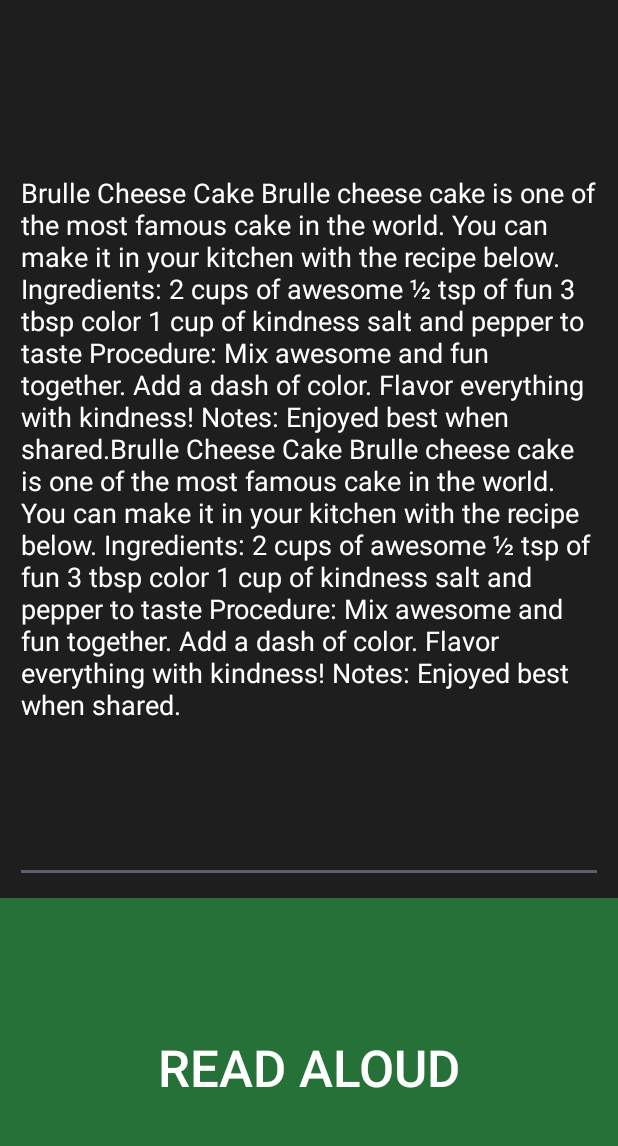
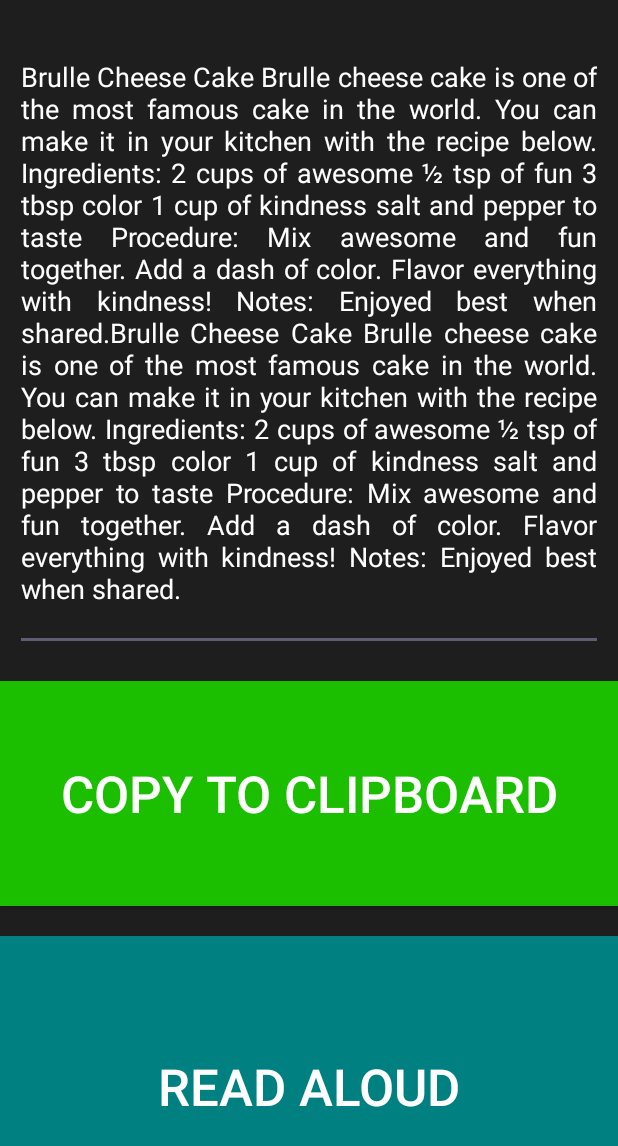
Before and after one commit to Zakerous76/PicToSpeech, an Android app: the ResultActivity screen opened directly, with no data from a screen before it, on a phone screen of 412 x 824 dp. Shown: the top 1146 px of the screen. Run offline under Robolectric (Android 15) with nearby library versions, the phone set to English and light mode, and no system bars.

Commit message:
Added a copy_to_clipboard button

```diff
--- a/app/src/main/java/com/example/pictospeech/ResultActivity.java
+++ b/app/src/main/java/com/example/pictospeech/ResultActivity.java
@@ -11,7 +11,7 @@ import androidx.appcompat.widget.AppCompatButton;
 public class ResultActivity extends AppCompatActivity {
 
     EditText resultEditText;
-    AppCompatButton readAloudBtn;
+    AppCompatButton readAloudBtn, copyToClipboardBtn;
     @Override
     protected void onCreate(Bundle savedInstanceState) {
 
@@ -19,9 +19,17 @@ public class ResultActivity extends AppCompatActivity {
         setContentView(R.layout.result);
 
         resultEditText  = findViewById(R.id.resultEditText);
+        copyToClipboardBtn = findViewById(R.id.copy_to_clipboard_btn);
         readAloudBtn = findViewById(R.id.read_aloud_btn);
 
-        // TODO: implement read_aloud button
+        // TODO: implement copy_to_clipboard and read_aloud buttons
+        copyToClipboardBtn.setOnClickListener(new View.OnClickListener() {
+            @Override
+            public void onClick(View v) {
+
+            }
+        });
+
         readAloudBtn.setOnClickListener(new View.OnClickListener() {
             @Override
             public void onClick(View v) {
--- a/app/src/main/res/layout/result.xml
+++ b/app/src/main/res/layout/result.xml
@@ -8,11 +8,51 @@
     tools:context=".MainActivity">
 
 
+    <EditText
+        android:id="@+id/resultEditText"
+        style="@android:style/Widget.DeviceDefault.Light.EditText"
+        android:layout_width="0dp"
+        android:layout_height="0dp"
+
+        android:layout_marginStart="10dp"
+        android:layout_marginTop="10dp"
+        android:layout_marginEnd="10dp"
+        android:layout_marginBottom="20dp"
+        android:ems="10"
+        android:importantForAutofill="no"
+        android:inputType="textMultiLine"
+        android:justificationMode="inter_word"
+        android:singleLine="false"
+        android:text="@string/sample_result_text"
+        android:textColor="@color/white"
+        app:layout_constraintBottom_toTopOf="@+id/copy_to_clipboard_btn"
+        app:layout_constraintEnd_toEndOf="parent"
+        app:layout_constraintHorizontal_bias="0"
+        app:layout_constraintStart_toStartOf="parent"
+        app:layout_constraintTop_toTopOf="parent"
+        app:layout_constraintVertical_bias="0.0"
+        tools:ignore="LabelFor" />
+
+    <androidx.appcompat.widget.AppCompatButton
+        android:id="@+id/copy_to_clipboard_btn"
+        android:layout_width="match_parent"
+        android:layout_height="150dp"
+        android:layout_marginBottom="20dp"
+        android:background="@color/color_green_light"
+        android:text="@string/copy_to_clipboard"
+        android:textColor="@color/white"
+        android:textSize="34sp"
+        app:layout_constraintBottom_toTopOf="@+id/read_aloud_btn"
+        app:layout_constraintEnd_toEndOf="@id/read_aloud_btn"
+        app:layout_constraintHorizontal_bias="1.0"
+        app:layout_constraintStart_toStartOf="parent"
+        tools:ignore="VisualLintBounds,VisualLintButtonSize" />
+
     <androidx.appcompat.widget.AppCompatButton
         android:id="@+id/read_aloud_btn"
         android:layout_width="match_parent"
-        android:layout_height="225dp"
-        android:background="@color/color_green"
+        android:layout_height="200dp"
+        android:background="@color/button_color1"
         android:text="@string/read_aloud"
         android:textColor="@color/white"
         android:textSize="34sp"
@@ -22,29 +62,6 @@
         app:layout_constraintStart_toStartOf="parent"
         tools:ignore="VisualLintBounds,VisualLintButtonSize" />
 
-    <EditText
-        android:id="@+id/resultEditText"
-        style="@android:style/Widget.DeviceDefault.Light.EditText"
-        android:layout_width="0dp"
-        android:layout_height="0dp"
-
-        android:layout_marginStart="10dp"
-        android:layout_marginTop="10dp"
-        android:layout_marginEnd="10dp"
-        android:layout_marginBottom="10dp"
-        android:ems="10"
-        android:inputType="textMultiLine"
-        android:singleLine="false"
-        android:text="@string/sample_result_text"
-        android:textColor="@color/white"
-        app:layout_constraintBottom_toTopOf="@+id/read_aloud_btn"
-        app:layout_constraintEnd_toEndOf="parent"
-        app:layout_constraintHorizontal_bias="0"
-        app:layout_constraintStart_toStartOf="parent"
-        app:layout_constraintTop_toTopOf="parent"
-        app:layout_constraintVertical_bias="0.0"
-        android:importantForAutofill="no"
-        tools:ignore="LabelFor" />
 
 
 </androidx.constraintlayout.widget.ConstraintLayout>
--- a/app/src/main/res/values/strings.xml
+++ b/app/src/main/res/values/strings.xml
@@ -17,4 +17,5 @@
     <string name="processing_photo_desc">An icon showing that the photo is being processed</string>
     <string name="read_aloud">Read Aloud</string>
     <string name="sample_result_text">Brulle Cheese Cake Brulle cheese cake is one of the most famous cake in the world. You can make it in your kitchen with the recipe below. Ingredients: 2 cups of awesome ½ tsp of fun 3 tbsp color 1 cup of kindness salt and pepper to taste Procedure: Mix awesome and fun together. Add a dash of color. Flavor everything with kindness! Notes: Enjoyed best when shared.Brulle Cheese Cake Brulle cheese cake is one of the most famous cake in the world. You can make it in your kitchen with the recipe below. Ingredients: 2 cups of awesome ½ tsp of fun 3 tbsp color 1 cup of kindness salt and pepper to taste Procedure: Mix awesome and fun together. Add a dash of color. Flavor everything with kindness! Notes: Enjoyed best when shared.</string>
+    <string name="copy_to_clipboard">Copy to Clipboard</string>
 </resources>
```
